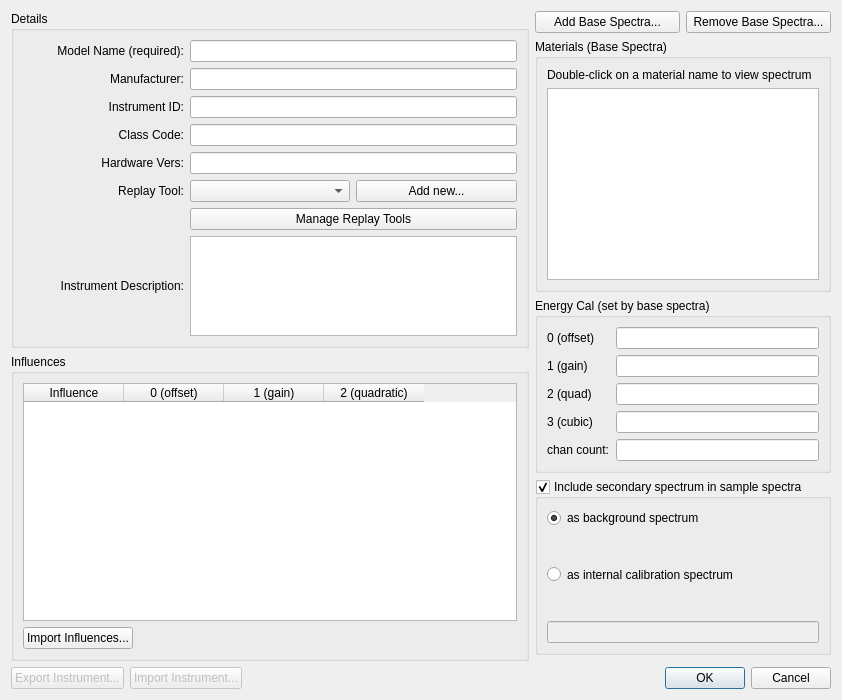
Above: src/ui/add_detector_dialog.ui from LLNL/RASE before the change. Below: the same form after it.
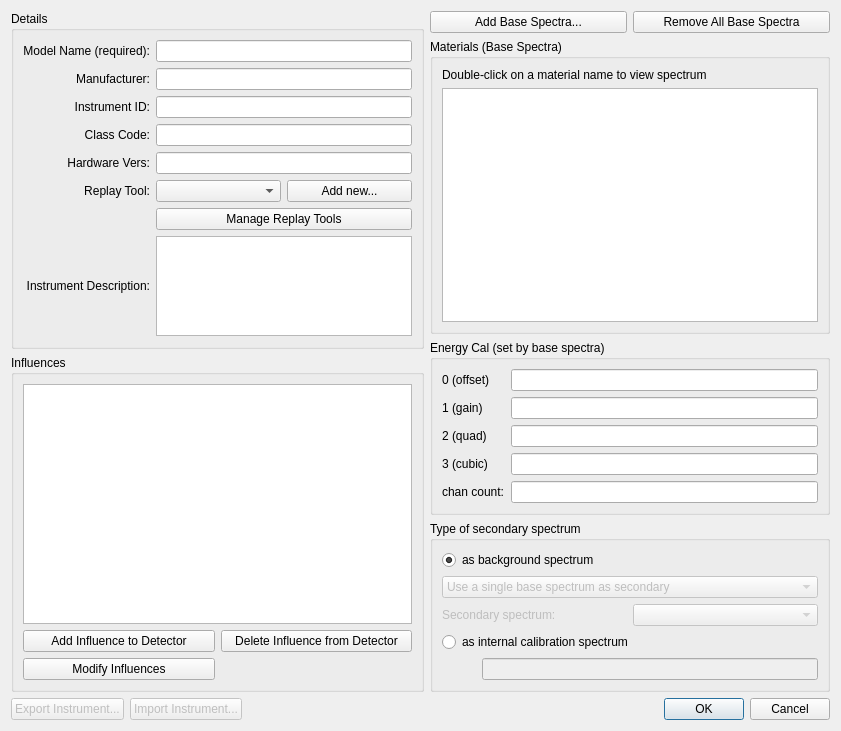
That is the form after the change.

```diff
--- a/src/ui/add_detector_dialog.ui
+++ b/src/ui/add_detector_dialog.ui
@@ -6,16 +6,16 @@
    <rect>
     <x>0</x>
     <y>0</y>
-    <width>842</width>
-    <height>700</height>
+    <width>841</width>
+    <height>731</height>
    </rect>
   </property>
   <property name="windowTitle">
    <string>Add Instrument</string>
   </property>
-  <layout class="QGridLayout" name="gridLayout_6">
-   <item row="0" column="0" rowspan="2">
-    <layout class="QVBoxLayout" name="verticalLayout" stretch="0,1">
+  <layout class="QGridLayout" name="gridLayout_2">
+   <item row="0" column="0">
+    <layout class="QVBoxLayout" name="verticalLayout" stretch="0,0">
      <item>
       <widget class="QGroupBox" name="groupBox_3">
        <property name="title">
@@ -170,49 +170,29 @@
         <string>Influences</string>
        </property>
        <layout class="QGridLayout" name="gridLayout_3">
-        <item row="0" column="0" colspan="2">
-         <widget class="QTableWidget" name="tblInfluences">
-          <column>
-           <property name="text">
-            <string>Influence</string>
-           </property>
-          </column>
-          <column>
-           <property name="text">
-            <string>0 (offset)</string>
-           </property>
-          </column>
-          <column>
-           <property name="text">
-            <string>1 (gain)</string>
-           </property>
-          </column>
-          <column>
-           <property name="text">
-            <string>2 (quadratic)</string>
-           </property>
-          </column>
+        <item row="1" column="0" colspan="2">
+         <widget class="QListWidget" name="listInfluences"/>
+        </item>
+        <item row="2" column="0">
+         <widget class="QPushButton" name="btnAddInfluences">
+          <property name="text">
+           <string>Add Influence to Detector</string>
+          </property>
          </widget>
         </item>
-        <item row="1" column="0">
-         <widget class="QPushButton" name="btnImportInfluences">
+        <item row="4" column="0">
+         <widget class="QPushButton" name="btnModifyInfluences">
           <property name="text">
-           <string>Import Influences...</string>
+           <string>Modify Influences</string>
           </property>
          </widget>
         </item>
-        <item row="1" column="1">
-         <spacer name="horizontalSpacer_3">
-          <property name="orientation">
-           <enum>Qt::Horizontal</enum>
+        <item row="2" column="1">
+         <widget class="QPushButton" name="btnDeleteInfluences">
+          <property name="text">
+           <string>Delete Influence from Detector</string>
           </property>
-          <property name="sizeHint" stdset="0">
-           <size>
-            <width>40</width>
-            <height>20</height>
-           </size>
-          </property>
-         </spacer>
+         </widget>
         </item>
        </layout>
       </widget>
@@ -220,7 +200,7 @@
     </layout>
    </item>
    <item row="0" column="1">
-    <layout class="QGridLayout" name="gridLayout_5">
+    <layout class="QGridLayout" name="gridLayout_5" columnminimumwidth="0,0">
      <item row="0" column="0">
       <widget class="QPushButton" name="btnAddBaseSpectra">
        <property name="text">
@@ -231,7 +211,7 @@
      <item row="0" column="1">
       <widget class="QPushButton" name="btnRemoveBaseSpectra">
        <property name="text">
-        <string>Remove Base Spectra...</string>
+        <string>Remove All Base Spectra</string>
        </property>
       </widget>
      </item>
@@ -354,57 +334,155 @@
         <bool>true</bool>
        </property>
        <property name="sizePolicy">
-        <sizepolicy hsizetype="Preferred" vsizetype="MinimumExpanding">
+        <sizepolicy hsizetype="Preferred" vsizetype="Minimum">
          <horstretch>0</horstretch>
          <verstretch>0</verstretch>
         </sizepolicy>
        </property>
        <property name="title">
-        <string>Include secondary spectrum in sample spectra</string>
+        <string>Type of secondary spectrum</string>
        </property>
        <property name="flat">
         <bool>false</bool>
        </property>
        <property name="checkable">
-        <bool>true</bool>
+        <bool>false</bool>
        </property>
        <layout class="QVBoxLayout" name="verticalLayout_2">
         <item>
-         <widget class="QRadioButton" name="secondaryIsBackgroundRadio">
-          <property name="text">
-           <string>as background spectrum</string>
-          </property>
-          <property name="checked">
-           <bool>true</bool>
-          </property>
-         </widget>
+         <layout class="QVBoxLayout" name="verticalLayout_4">
+          <item>
+           <widget class="QRadioButton" name="secondaryIsBackgroundRadio">
+            <property name="enabled">
+             <bool>true</bool>
+            </property>
+            <property name="sizePolicy">
+             <sizepolicy hsizetype="Minimum" vsizetype="Minimum">
+              <horstretch>0</horstretch>
+              <verstretch>0</verstretch>
+             </sizepolicy>
+            </property>
+            <property name="text">
+             <string>as background spectrum</string>
+            </property>
+            <property name="checked">
+             <bool>true</bool>
+            </property>
+           </widget>
+          </item>
+          <item>
+           <layout class="QVBoxLayout" name="verticalLayout_6">
+            <item>
+             <widget class="QComboBox" name="combo_typesecondary">
+              <property name="enabled">
+               <bool>false</bool>
+              </property>
+              <property name="toolTip">
+               <string>Select one of the base spectra to be the secondary for all created spectra;
+Set the secondary automatically based on the backgrounds defined in a scenario;
+Use the secondary spectrum built into the base spectrum as is (not recommended!)</string>
+              </property>
+              <item>
+               <property name="text">
+                <string>Use a single base spectrum as secondary</string>
+               </property>
+              </item>
+              <item>
+               <property name="text">
+                <string>Use background from scenarios as secondary</string>
+               </property>
+              </item>
+              <item>
+               <property name="text">
+                <string>Use secondary defined in base spectra files</string>
+               </property>
+              </item>
+             </widget>
+            </item>
+            <item>
+             <layout class="QHBoxLayout" name="horizontalLayout_3">
+              <item>
+               <widget class="QLabel" name="label_basesecondary">
+                <property name="enabled">
+                 <bool>false</bool>
+                </property>
+                <property name="text">
+                 <string>Secondary spectrum:</string>
+                </property>
+               </widget>
+              </item>
+              <item>
+               <widget class="QComboBox" name="combo_basesecondary">
+                <property name="enabled">
+                 <bool>false</bool>
+                </property>
+               </widget>
+              </item>
+             </layout>
+            </item>
+           </layout>
+          </item>
+         </layout>
         </item>
         <item>
-         <widget class="QRadioButton" name="secondaryIsCalibrationRadio">
-          <property name="sizePolicy">
-           <sizepolicy hsizetype="Minimum" vsizetype="Minimum">
-            <horstretch>0</horstretch>
-            <verstretch>0</verstretch>
-           </sizepolicy>
-          </property>
-          <property name="text">
-           <string>as internal calibration spectrum</string>
-          </property>
-         </widget>
-        </item>
-        <item>
-         <widget class="QLineEdit" name="bckgndSpecFileDisplay">
-          <property name="enabled">
-           <bool>false</bool>
-          </property>
-         </widget>
+         <layout class="QVBoxLayout" name="verticalLayout_5">
+          <item>
+           <widget class="QRadioButton" name="secondaryIsCalibrationRadio">
+            <property name="sizePolicy">
+             <sizepolicy hsizetype="MinimumExpanding" vsizetype="Minimum">
+              <horstretch>0</horstretch>
+              <verstretch>0</verstretch>
+             </sizepolicy>
+            </property>
+            <property name="maximumSize">
+             <size>
+              <width>16777215</width>
+              <height>25</height>
+             </size>
+            </property>
+            <property name="text">
+             <string>as internal calibration spectrum</string>
+            </property>
+            <property name="checked">
+             <bool>false</bool>
+            </property>
+           </widget>
+          </item>
+          <item>
+           <layout class="QHBoxLayout" name="horizontalLayout_2">
+            <item>
+             <spacer name="horizontalSpacer">
+              <property name="orientation">
+               <enum>Qt::Horizontal</enum>
+              </property>
+              <property name="sizeType">
+               <enum>QSizePolicy::Minimum</enum>
+              </property>
+              <property name="sizeHint" stdset="0">
+               <size>
+                <width>40</width>
+                <height>20</height>
+               </size>
+              </property>
+             </spacer>
+            </item>
+            <item>
+             <widget class="QLineEdit" name="bckgndSpecFileDisplay">
+              <property name="enabled">
+               <bool>false</bool>
+              </property>
+             </widget>
+            </item>
+           </layout>
+          </item>
+         </layout>
         </item>
        </layout>
       </widget>
      </item>
     </layout>
    </item>
-   <item row="2" column="0" colspan="2">
+   <item row="1" column="0" colspan="2">
     <layout class="QHBoxLayout" name="horizontalLayout">
      <item>
       <widget class="QPushButton" name="btnExportDetector">
```
Left out of the diff: 134 changed lines with no effect on the pictures.
